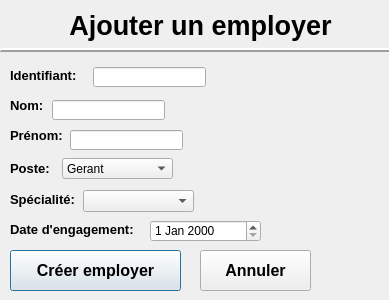
Above: UI/Ajouter_Employe.ui from LePerron/Application-gestion-employes-projet-session-2023 before the change. Below: the same form after it.
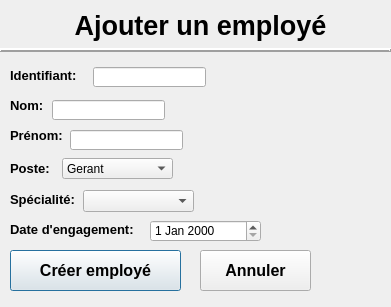
That is the form after the change.

What changed in the file:
```diff
--- a/UI/Ajouter_Employe.ui
+++ b/UI/Ajouter_Employe.ui
@@ -6,8 +6,8 @@
    <rect>
     <x>0</x>
     <y>0</y>
-    <width>389</width>
-    <height>300</height>
+    <width>391</width>
+    <height>307</height>
    </rect>
   </property>
   <property name="windowTitle">
@@ -37,7 +37,7 @@
     <enum>Qt::LeftToRight</enum>
    </property>
    <property name="text">
-    <string>Ajouter un employer</string>
+    <string>Ajouter un employé</string>
    </property>
    <property name="alignment">
     <set>Qt::AlignCenter</set>
@@ -305,7 +305,7 @@
     </font>
    </property>
    <property name="text">
-    <string>Créer employer</string>
+    <string>Créer employé</string>
    </property>
   </widget>
   <widget class="QPushButton" name="pushButtonMenu">
```
Left out of the diff: 12 changed lines with no effect on the pictures.
